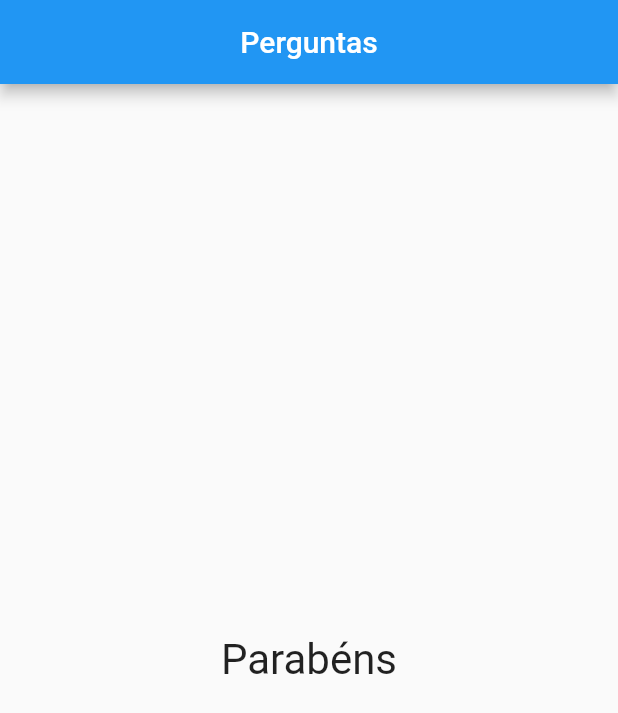
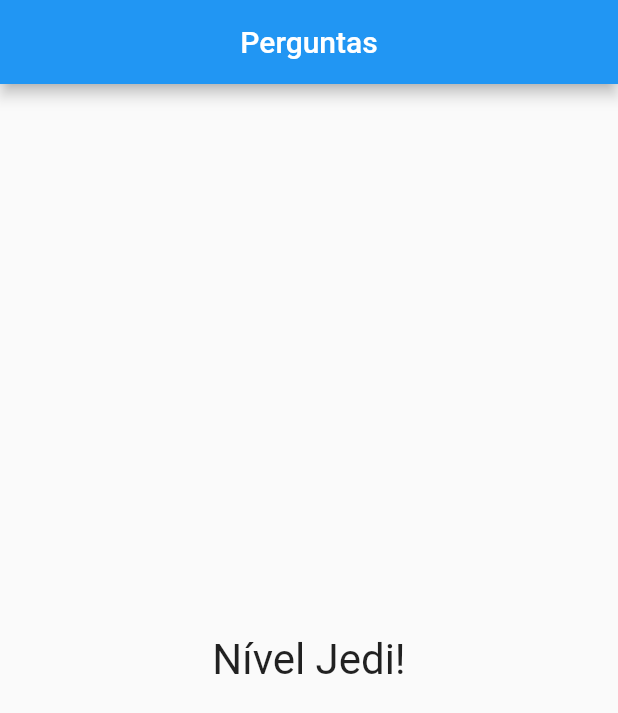
Before and after one commit to IsmaelDevMobile/projeto_perguntas, a Flutter app: the screen it shows after launch, after a tap on "Preto", after a tap on "Cobra", after a tap on "Leo", on a phone screen of 412 x 824 dp. Shown: the top 713 px of the screen. Run offline on Flutter 3.47's test engine with Material 2 defaults, Android fonts, the phone set to English and light mode, and no system bars.

Commit message:
display result according to score

```diff
--- a/lib/main.dart
+++ b/lib/main.dart
@@ -74,7 +74,9 @@ class _PerguntasAppState extends State<PerguntasApp> {
                 perguntaSelecionada: _perguntaSelecionada,
                 responder: _responder,
               )
-            : const Resultado(),
+            : Resultado(
+                pontuacao: _pontuacaoTotal,
+              ),
       ),
     );
   }
--- a/lib/resultado.dart
+++ b/lib/resultado.dart
@@ -2,14 +2,30 @@
 import 'package:flutter/material.dart';
 
 class Resultado extends StatelessWidget {
-  const Resultado({super.key});
+  final int pontuacao;
+
+  const Resultado({super.key,
+  required this.pontuacao,
+  });
+
+  String get fraseResultado{
+    if(pontuacao < 8){
+      return 'Parabéns!';
+    }else if (pontuacao < 12){
+      return 'Você é bom!';
+    }else if (pontuacao < 16){
+      return 'Inpressionante!';
+    }else{
+      return 'Nível Jedi!';
+    }
+  }
 
   @override
   Widget build(BuildContext context) {
-    return const Center(
+    return Center(
               child: Text(
-                'Parabéns',
-                style: TextStyle(fontSize: 28),
+                fraseResultado,
+                style: const TextStyle(fontSize: 28),
               ),
             );
   }
```
